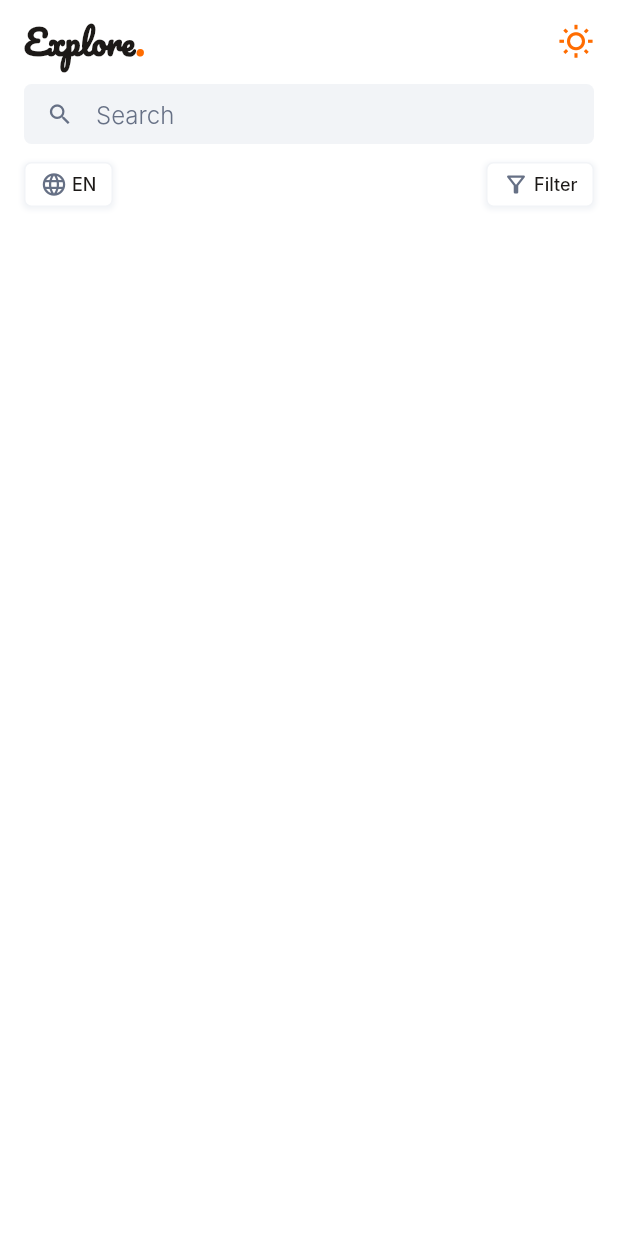
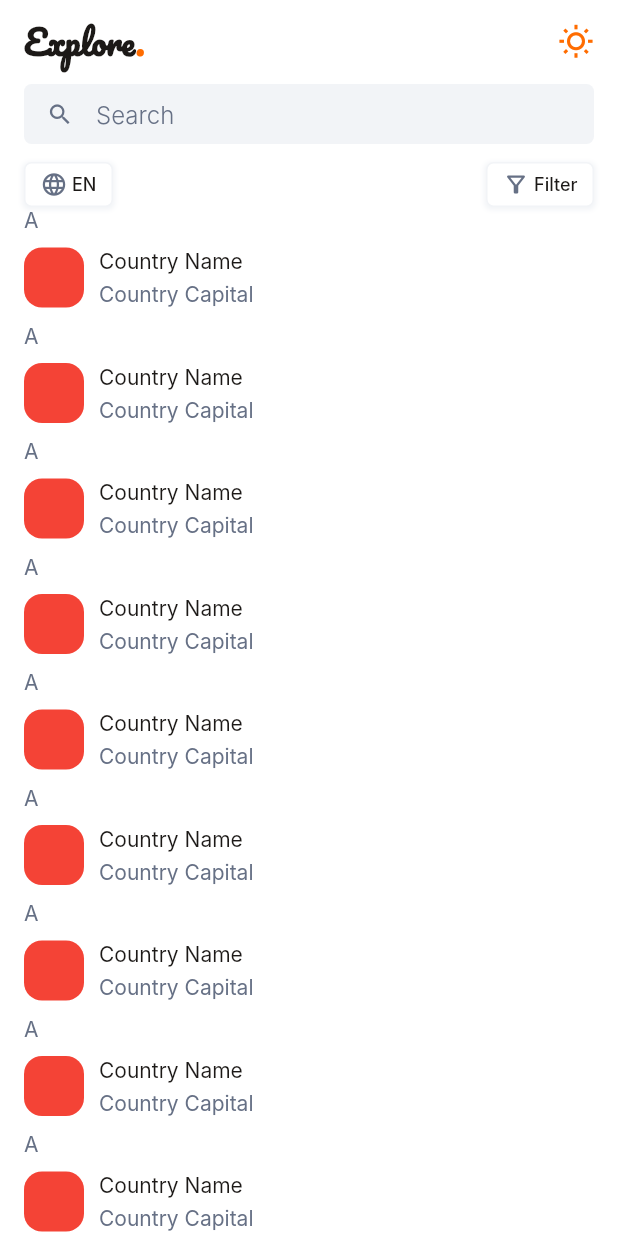
Before and after one commit to davidaodejobi/countries-explore, a Flutter app: the screen it shows after launch, after a tap on "Filter", on a phone screen of 412 x 824 dp. Run offline on Flutter 3.47's test engine with Material 2 defaults, Android fonts, the phone set to English and light mode, and no system bars; Roboto replaces fonts that are missing (Inter).

```diff
--- /dev/null
+++ b/lib/core/models/countries.dart
@@ -0,0 +1,105 @@
+// ignore_for_file: public_member_api_docs, sort_constructors_first
+class Countries {
+  final String name;
+  final String subName;
+  final String color;
+
+  Countries({
+    required this.name,
+    required this.subName,
+    required this.color,
+  });
+}
+
+final dummuyCountries = [
+  Countries(
+    name: 'Nigeria',
+    subName: 'Lagos',
+    color: '#FF6C00',
+  ),
+  Countries(
+    name: 'United States',
+    subName: 'New York',
+    color: '#FF6C00',
+  ),
+  Countries(
+    name: 'United Kingdom',
+    subName: 'London',
+    color: '#FF6C00',
+  ),
+  Countries(
+    name: 'Canada',
+    subName: 'Toronto',
+    color: '#FF6C00',
+  ),
+  Countries(
+    name: 'Germany',
+    subName: 'Berlin',
+    color: '#FF6C00',
+  ),
+  Countries(
+    name: 'France',
+    subName: 'Paris',
+    color: '#FF6C00',
+  ),
+  Countries(
+    name: 'Italy',
+    subName: 'Rome',
+    color: '#FF6C00',
+  ),
+  Countries(
+    name: 'Spain',
+    subName: 'Madrid',
+    color: '#FF6C00',
+  ),
+  Countries(
+    name: 'Ghana',
+    subName: 'Accra',
+    color: '#FF6C00',
+  ),
+  Countries(
+    name: 'South Africa',
+    subName: 'Cape Town',
+    color: '#FF6C00',
+  ),
+  Countries(
+    name: 'Kenya',
+    subName: 'Nairobi',
+    color: '#FF6C00',
+  ),
+  Countries(
+    name: 'Nigeria',
+    subName: 'Lagos',
+    color: '#FF6C00',
+  ),
+  Countries(
+    name: 'United States',
+    subName: 'New York',
+    color: '#FF6C00',
+  ),
+  Countries(
+    name: 'United Kingdom',
+    subName: 'London',
+    color: '#FF6C00',
+  ),
+  Countries(
+    name: 'Canada',
+    subName: 'Toronto',
+    color: '#FF6C00',
+  ),
+  Countries(
+    name: 'Germany',
+    subName: 'Berlin',
+    color: '#FF6C00',
+  ),
+  Countries(
+    name: 'France',
+    subName: 'Paris',
+    color: '#FF6C00',
+  ),
+  Countries(
+    name: 'Italy',
+    subName: 'Rome',
+    color: '#FF6C00',
+  ),
+];
--- a/lib/modules/home/home.dart
+++ b/lib/modules/home/home.dart
@@ -1,13 +1,46 @@
 // ignore_for_file: public_member_api_docs, sort_constructors_first
+import 'dart:developer';
+
 import 'package:flutter/material.dart';
 
 import 'package:explore/constant/helper/helper.dart';
 import 'package:explore/shared/shared.dart';
 
 import '../../constant/constant.dart';
+import '../../core/models/countries.dart';
 
 class Home extends StatelessWidget {
   const Home({Key? key}) : super(key: key);
+
+  groupCountries() {
+    List countries = dummuyCountries;
+    //group countries by first letter
+    Map<String, List> groupedCountries = {};
+    for (var country in countries) {
+      String firstLetter = country.name[0].toUpperCase();
+      if (groupedCountries.containsKey(firstLetter)) {
+        groupedCountries[firstLetter]!.add(country);
+      } else {
+        groupedCountries[firstLetter] = [country];
+      }
+    }
+
+    Map<String, List> sortedMap = {};
+    for (var key in groupedCountries.keys.toList()..sort()) {
+      sortedMap[key] = groupedCountries[key]!;
+    }
+
+    //print grouped countries
+    log('key: ${sortedMap.keys.length}');
+    for (var key in sortedMap.keys) {
+      log('key: $key');
+      for (var country in sortedMap[key]!) {
+        log('country: ${country.name}');
+      }
+    }
+
+    //print grouped countries in linear time
+  }
 
   @override
   Widget build(BuildContext context) {
@@ -87,11 +120,64 @@ class Home extends StatelessWidget {
                 ),
                 OptionButton(
                   icon: Icons.filter_alt_outlined,
-                  onTap: () {},
+                  onTap: () {
+                    groupCountries();
+                  },
                   text: 'Filter',
                 ),
               ],
-            )
+            ),
+            Expanded(
+              child: ListView.builder(
+                itemCount: dummuyCountries.length,
+                itemBuilder: (context, index) {
+                  return Column(
+                    crossAxisAlignment: CrossAxisAlignment.start,
+                    children: [
+                      Text(
+                        'A',
+                        style: Theme.of(context).textTheme.bodyText1!.copyWith(
+                              color: AppColor.lightGreyColor,
+                            ),
+                      ),
+                      const YMargin(10),
+                      Row(
+                        children: [
+                          Container(
+                            height: 40,
+                            width: 40,
+                            decoration: BoxDecoration(
+                              color: Colors.red,
+                              borderRadius: BorderRadius.circular(12),
+                            ),
+                          ),
+                          const XMargin(10),
+                          Column(
+                            crossAxisAlignment: CrossAxisAlignment.start,
+                            children: [
+                              Text('Country Name',
+                                  style: Theme.of(context).textTheme.bodyText1),
+                              const YMargin(5),
+                              Text(
+                                'Country Capital',
+                                style: Theme.of(context)
+                                    .textTheme
+                                    .bodyText1!
+                                    .copyWith(
+                                      // fontWeight: FontWeight.w300,
+                                      color: AppColor.lightGreyColor,
+                                    ),
+                              ),
+                            ],
+                          )
+                        ],
+                      ),
+                      const YMargin(10),
+                    ],
+                  );
+                },
+              ),
+            ),
           ],
         ).paddingHorizontal(padding: 16),
       ),
--- /dev/null
+++ b/lib/modules/home/view_model/home_provider.dart
@@ -0,0 +1,21 @@
+import 'dart:developer';
+
+import 'package:explore/core/models/countries.dart';
+import 'package:flutter/material.dart';
+
+class HomeProvider extends ChangeNotifier {
+  groupCountries() {
+    List countries = dummuyCountries;
+    //group countries by first letter
+    Map<String, List> groupedCountries = {};
+    for (var country in countries) {
+      String firstLetter = country['name'][0].toUpperCase();
+      if (groupedCountries.containsKey(firstLetter)) {
+        groupedCountries[firstLetter]!.add(country);
+      } else {
+        groupedCountries[firstLetter] = [country];
+      }
+    }
+    log('groupedCountries: $groupedCountries');
+  }
+}
```
